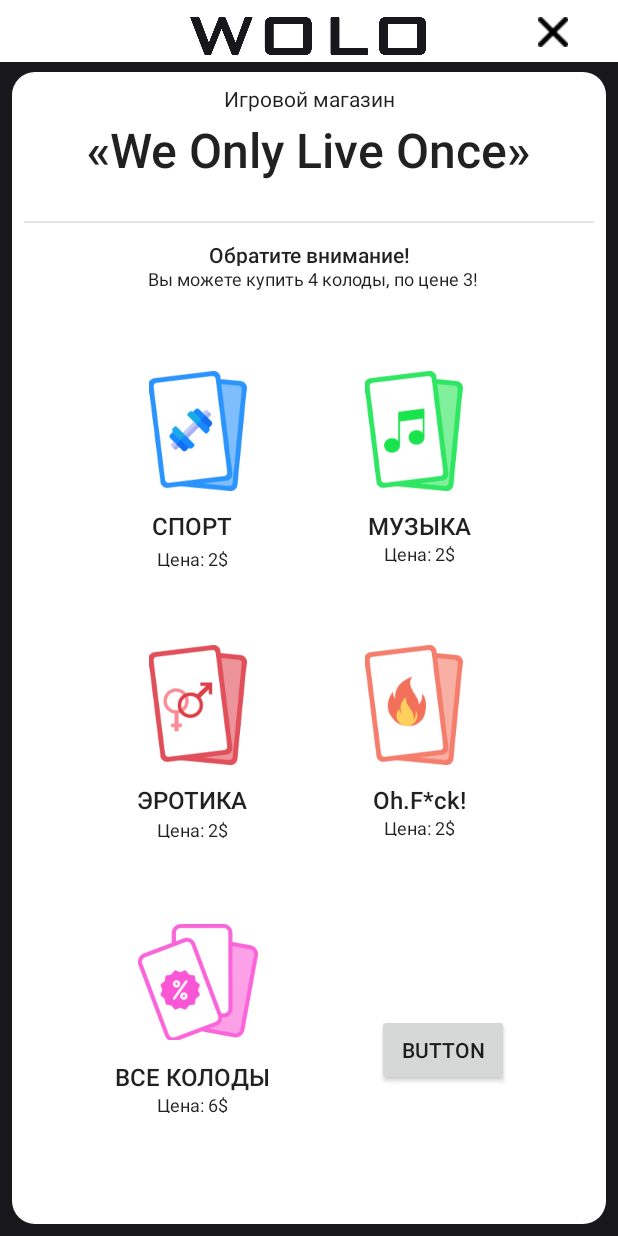
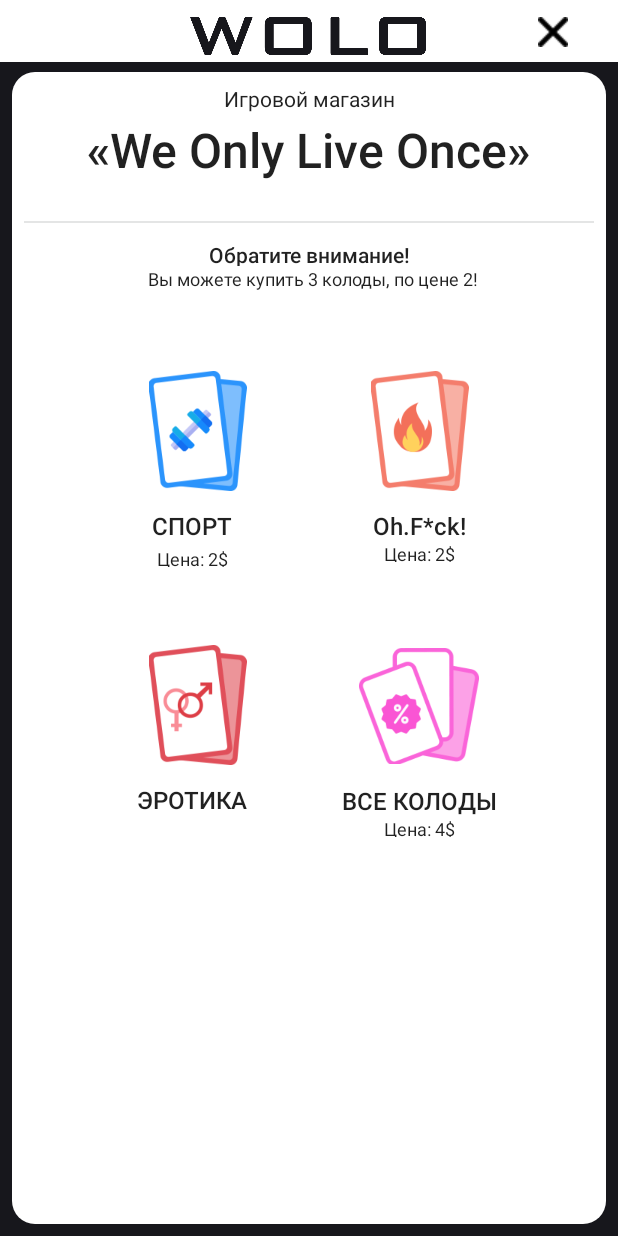
Before and after one commit to MikeSeleznev/Wolo1, an Android app: the ShopActivity screen opened directly, with no data from a screen before it, on a phone screen of 412 x 824 dp. Run offline under Robolectric (Android 15) with nearby library versions, the phone set to English and light mode, and no system bars.

Commit message:
5.13.2019_2

```diff
--- a/app/src/main/java/com/wolo/a222/ShopActivity.java
+++ b/app/src/main/java/com/wolo/a222/ShopActivity.java
@@ -27,14 +27,6 @@ public class ShopActivity extends AppCompatActivity {
             }
         });
 
-        buttonShop = findViewById(R.id.buttonShop);
-        buttonShop.setOnClickListener(new View.OnClickListener() {
-            @Override
-            public void onClick(View v) {
-
-            }
-        });
-
     }
 
 }
--- a/app/src/main/res/layout/shop.xml
+++ b/app/src/main/res/layout/shop.xml
@@ -6,19 +6,6 @@
     android:layout_height="match_parent"
     tools:context=".MainActivity"
     android:background="#17171c">
-
-    <Button
-        android:id="@+id/buttonShop"
-        android:layout_width="wrap_content"
-        android:layout_height="wrap_content"
-        android:layout_marginStart="8dp"
-        android:layout_marginEnd="8dp"
-        android:layout_marginBottom="92dp"
-        android:text="Button"
-        app:layout_constraintBottom_toBottomOf="@+id/frameLayout7"
-        app:layout_constraintEnd_toEndOf="parent"
-        app:layout_constraintHorizontal_bias="0.785"
-        app:layout_constraintStart_toStartOf="@+id/frameLayout7" />
 
     <View
         android:id="@+id/divider11"
@@ -103,7 +90,7 @@
         android:layout_height="17dp"
         android:layout_marginBottom="8dp"
         android:fontFamily="sans-serif"
-        android:text="Вы можете купить 4 колоды, по цене 3!"
+        android:text="Вы можете купить 3 колоды, по цене 2!"
         android:textAlignment="center"
         android:textSize="12sp"
         app:layout_constraintBottom_toBottomOf="parent"
@@ -184,57 +171,6 @@
         app:layout_constraintVertical_bias="0.062" />
 
     <ImageButton
-        android:id="@+id/MUSIC"
-        android:layout_width="80dp"
-        android:layout_height="80dp"
-        android:layout_alignParentTop="true"
-        android:layout_alignParentEnd="true"
-        android:layout_marginStart="8dp"
-        android:layout_marginTop="8dp"
-        android:layout_marginEnd="96dp"
-        android:layout_marginBottom="8dp"
-        android:background="@null"
-        android:padding="0px"
-        android:scaleType="fitCenter"
-        android:src="@drawable/music"
-        app:layout_constraintBottom_toBottomOf="parent"
-        app:layout_constraintEnd_toEndOf="parent"
-        app:layout_constraintHorizontal_bias="1.0"
-        app:layout_constraintStart_toStartOf="parent"
-        app:layout_constraintTop_toTopOf="@+id/frameLayout7"
-        app:layout_constraintVertical_bias="0.281" />
-
-    <CheckedTextView
-        android:id="@+id/kolodaname4"
-        android:layout_width="134dp"
-        android:layout_height="21dp"
-        android:layout_marginTop="12dp"
-        android:fontFamily="sans-serif-medium"
-        android:text="МУЗЫКА"
-        android:textAlignment="center"
-        android:textSize="16sp"
-        app:layout_constraintEnd_toEndOf="parent"
-        app:layout_constraintHorizontal_bias="0.765"
-        app:layout_constraintStart_toStartOf="parent"
-        app:layout_constraintTop_toBottomOf="@+id/MUSIC" />
-
-    <CheckedTextView
-        android:id="@+id/kolodanumcards4"
-        android:layout_width="134dp"
-        android:layout_height="14dp"
-        android:layout_marginBottom="8dp"
-        android:fontFamily="sans-serif"
-        android:text="Цена: 2$"
-        android:textAlignment="center"
-        android:textSize="12sp"
-        app:layout_constraintBottom_toTopOf="@+id/OHFUCK"
-        app:layout_constraintEnd_toEndOf="parent"
-        app:layout_constraintHorizontal_bias="0.765"
-        app:layout_constraintStart_toStartOf="parent"
-        app:layout_constraintTop_toBottomOf="@+id/kolodaname4"
-        app:layout_constraintVertical_bias="0.0" />
-
-    <ImageButton
         android:id="@+id/EROTIC"
         android:layout_width="80dp"
         android:layout_height="80dp"
@@ -301,10 +237,10 @@
         android:src="@drawable/ohfuck"
         app:layout_constraintBottom_toBottomOf="parent"
         app:layout_constraintEnd_toEndOf="@+id/frameLayout7"
-        app:layout_constraintHorizontal_bias="0.982"
+        app:layout_constraintHorizontal_bias="1.0"
         app:layout_constraintStart_toStartOf="parent"
         app:layout_constraintTop_toTopOf="@+id/frameLayout7"
-        app:layout_constraintVertical_bias="0.55" />
+        app:layout_constraintVertical_bias="0.281" />
 
     <CheckedTextView
         android:id="@+id/kolodaname6"
@@ -352,10 +288,10 @@
         android:src="@drawable/alldecks"
         app:layout_constraintBottom_toBottomOf="@+id/frameLayout7"
         app:layout_constraintEnd_toEndOf="parent"
-        app:layout_constraintHorizontal_bias="0.0"
+        app:layout_constraintHorizontal_bias="0.636"
         app:layout_constraintStart_toStartOf="parent"
         app:layout_constraintTop_toBottomOf="@+id/imageView2"
-        app:layout_constraintVertical_bias="0.833" />
+        app:layout_constraintVertical_bias="0.563" />
 
     <CheckedTextView
         android:id="@+id/kolodaname7"
@@ -367,7 +303,7 @@
         android:textAlignment="center"
         android:textSize="16sp"
         app:layout_constraintEnd_toEndOf="parent"
-        app:layout_constraintHorizontal_bias="0.22"
+        app:layout_constraintHorizontal_bias="0.765"
         app:layout_constraintStart_toStartOf="parent"
         app:layout_constraintTop_toBottomOf="@+id/alldeck" />
 
@@ -375,14 +311,14 @@
         android:id="@+id/kolodanumcards7"
         android:layout_width="134dp"
         android:layout_height="14dp"
-        android:layout_marginBottom="8dp"
+        android:layout_marginBottom="164dp"
         android:fontFamily="sans-serif"
-        android:text="Цена: 6$"
+        android:text="Цена: 4$"
         android:textAlignment="center"
         android:textSize="12sp"
         app:layout_constraintBottom_toBottomOf="@+id/frameLayout7"
         app:layout_constraintEnd_toEndOf="parent"
-        app:layout_constraintHorizontal_bias="0.22"
+        app:layout_constraintHorizontal_bias="0.765"
         app:layout_constraintStart_toStartOf="parent"
         app:layout_constraintTop_toBottomOf="@+id/kolodaname7"
         app:layout_constraintVertical_bias="0.0" />
```
Also changed, not shown: app/src/main/java/com/wolo/a222/Firebase/InitFB.java (+14 -1 lines), app/src/main/res/layout/select_activity.xml (+4 -70 lines).
